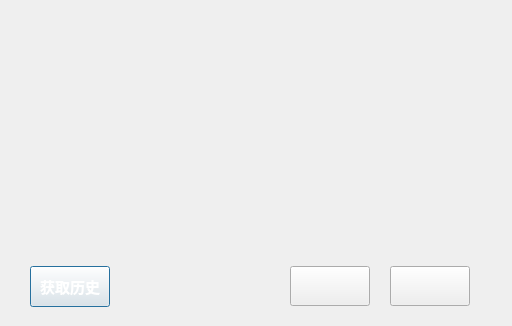
The window that yhfp/historydlg.ui (hqtecheptech/MagicPill) describes before a commit, drawn with Qt 5.
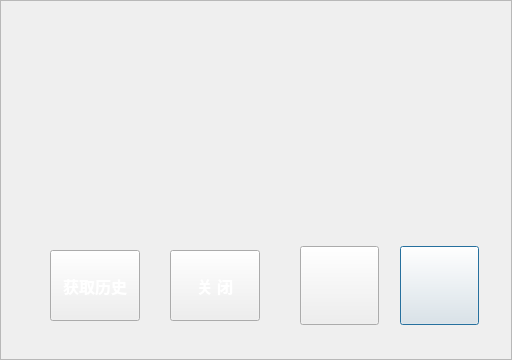
The same window after the commit. Icons and pictures are not drawn. Custom widgets are drawn as their Qt base class.

Diff of the .ui file:
```diff
--- a/yhfp/historydlg.ui
+++ b/yhfp/historydlg.ui
@@ -7,7 +7,7 @@
     <x>0</x>
     <y>0</y>
     <width>512</width>
-    <height>326</height>
+    <height>360</height>
    </rect>
   </property>
   <property name="font">
@@ -24,76 +24,128 @@
    <string notr="true">background-image: url(:/pic/翻抛系统背景_2.jpg);
 color: rgb(255, 255, 255);</string>
   </property>
-  <widget class="ZsylChart" name="widget" native="true">
+  <widget class="QFrame" name="bg_frame">
    <property name="geometry">
     <rect>
-     <x>30</x>
-     <y>50</y>
-     <width>440</width>
-     <height>200</height>
+     <x>0</x>
+     <y>0</y>
+     <width>512</width>
+     <height>360</height>
     </rect>
    </property>
-  </widget>
-  <widget class="QPushButton" name="oneButton">
-   <property name="geometry">
-    <rect>
-     <x>30</x>
-     <y>266</y>
-     <width>80</width>
-     <height>41</height>
-    </rect>
+   <property name="styleSheet">
+    <string notr="true"/>
    </property>
-   <property name="text">
-    <string>获取历史</string>
+   <property name="frameShape">
+    <enum>QFrame::StyledPanel</enum>
    </property>
-  </widget>
-  <widget class="QPushButton" name="preButton">
-   <property name="geometry">
-    <rect>
-     <x>290</x>
-     <y>266</y>
-     <width>80</width>
-     <height>40</height>
-    </rect>
+   <property name="frameShadow">
+    <enum>QFrame::Raised</enum>
    </property>
-   <property name="text">
-    <string/>
-   </property>
-   <property name="icon">
-    <iconset>
-     <normalon>:/pic/左.png</normalon>
-    </iconset>
-   </property>
-   <property name="iconSize">
-    <size>
-     <width>80</width>
-     <height>40</height>
-    </size>
-   </property>
-  </widget>
-  <widget class="QPushButton" name="nextButton">
-   <property name="geometry">
-    <rect>
-     <x>390</x>
-     <y>266</y>
-     <width>80</width>
-     <height>40</height>
-    </rect>
-   </property>
-   <property name="text">
-    <string/>
-   </property>
-   <property name="icon">
-    <iconset>
-     <normalon>:/pic/右.png</normalon>
-    </iconset>
-   </property>
-   <property name="iconSize">
-    <size>
-     <width>80</width>
-     <height>40</height>
-    </size>
-   </property>
+   <widget class="ZsylChart" name="widget" native="true">
+    <property name="geometry">
+     <rect>
+      <x>40</x>
+      <y>30</y>
+      <width>440</width>
+      <height>200</height>
+     </rect>
+    </property>
+   </widget>
+   <widget class="QPushButton" name="nextButton">
+    <property name="geometry">
+     <rect>
+      <x>400</x>
+      <y>246</y>
+      <width>79</width>
+      <height>79</height>
+     </rect>
+    </property>
+    <property name="text">
+     <string/>
+    </property>
+    <property name="icon">
+     <iconset>
+      <normalon>:/pic/右.png</normalon>
+     </iconset>
+    </property>
+    <property name="iconSize">
+     <size>
+      <width>79</width>
+      <height>79</height>
+     </size>
+    </property>
+   </widget>
+   <widget class="QPushButton" name="preButton">
+    <property name="geometry">
+     <rect>
+      <x>300</x>
+      <y>246</y>
+      <width>79</width>
+      <height>79</height>
+     </rect>
+    </property>
+    <property name="text">
+     <string/>
+    </property>
+    <property name="icon">
+     <iconset>
+      <normalon>:/pic/左.png</normalon>
+     </iconset>
+    </property>
+    <property name="iconSize">
+     <size>
+      <width>79</width>
+      <height>79</height>
+     </size>
+    </property>
+   </widget>
+   <widget class="QPushButton" name="oneButton">
+    <property name="geometry">
+     <rect>
+      <x>50</x>
+      <y>250</y>
+      <width>90</width>
+      <height>71</height>
+     </rect>
+    </property>
+    <property name="font">
+     <font>
+      <pointsize>12</pointsize>
+      <weight>75</weight>
+      <bold>true</bold>
+     </font>
+    </property>
+    <property name="styleSheet">
+     <string notr="true">background-image: url(:/pic/button_bg.png);</string>
+    </property>
+    <property name="text">
+     <string>获取历史</string>
+    </property>
+   </widget>
+   <widget class="QPushButton" name="closeButton">
+    <property name="geometry">
+     <rect>
+      <x>170</x>
+      <y>250</y>
+      <width>90</width>
+      <height>71</height>
+     </rect>
+    </property>
+    <property name="font">
+     <font>
+      <pointsize>12</pointsize>
+      <weight>75</weight>
+      <bold>true</bold>
+     </font>
+    </property>
+    <property name="styleSheet">
+     <string notr="true">background-image: url(:/pic/button_bg.png);</string>
+    </property>
+    <property name="text">
+     <string>关 闭</string>
+    </property>
+   </widget>
   </widget>
  </widget>
  <customwidgets>
```
Left out of the diff: 3 changed lines with no effect on the pictures.
